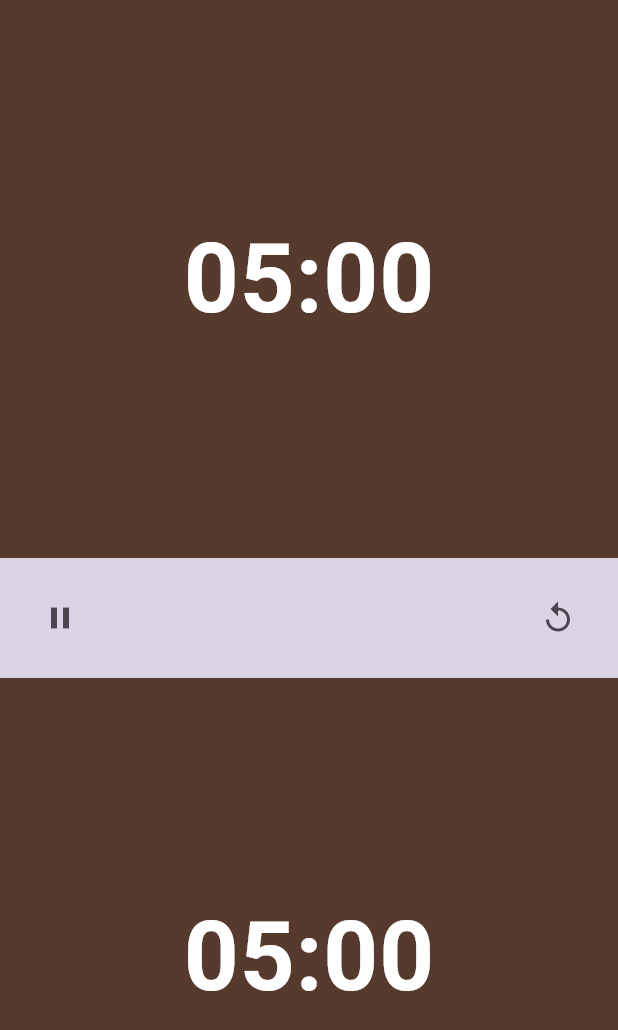
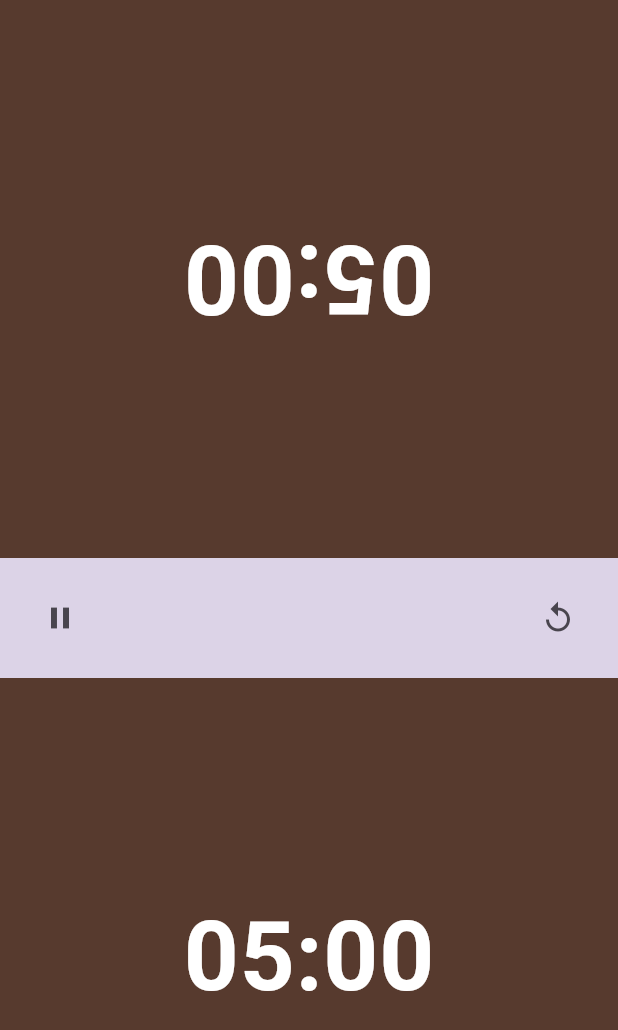
Before and after one commit to MetehanBass/chess-timer, a Flutter app: the screen it shows after launch, on a phone screen of 412 x 824 dp. Shown: the top 1030 px of the screen. Run offline on Flutter 3.47's test engine with Material 2 defaults, Android fonts, the phone set to English and light mode, and no system bars; drawn by our look-alikes of timer_count_down; our stand-ins replace get.

```diff
--- a/chess_timer/lib/screens/home-screen/home.dart
+++ b/chess_timer/lib/screens/home-screen/home.dart
@@ -34,6 +34,8 @@ class HomeScreen extends GetView<TimerController> {
                     mainAxisAlignment: MainAxisAlignment.spaceEvenly,
                     children: [
                       Expanded(
+                        child: RotatedBox(
+                          quarterTurns: -2,
                           child: Center(
                             child: Countdown(
                               controller: timerController.countdownController1,
@@ -46,6 +48,7 @@ class HomeScreen extends GetView<TimerController> {
                               ),
                               interval: const Duration(milliseconds: 1000),
                               onFinished: () {},
+                            ),
                           ),
                         ),
                       ),
```
Lines whose indentation alone changed are shown as unchanged.
